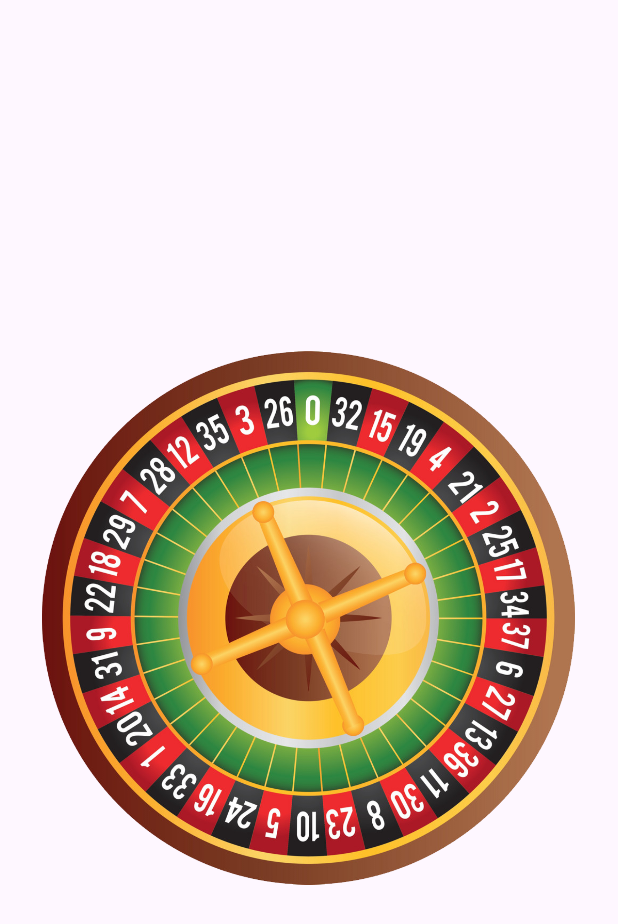
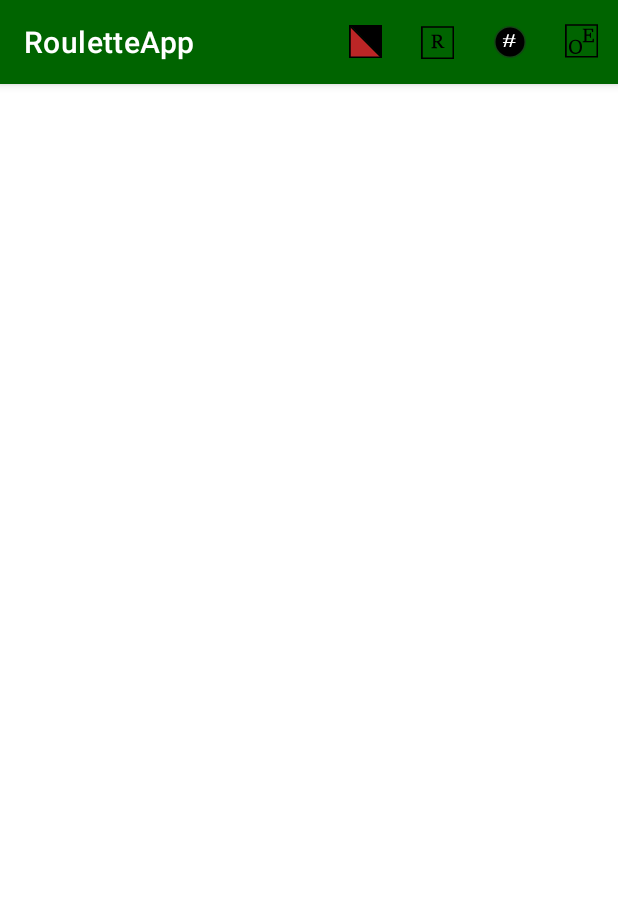
Before and after one commit to Israel-Jauregui/RouletteApp, an Android app: the screen it shows after launch (MainActivity), on a phone screen of 412 x 824 dp. Shown: the top 924 px of the screen. Run offline under Robolectric (Android 15) with nearby library versions, the light colour scheme and no system bars.

Commit message:
Fixed Appbar

```diff
--- a/app/src/main/res/layout/activity_main.xml
+++ b/app/src/main/res/layout/activity_main.xml
@@ -7,22 +7,9 @@
     android:layout_height="match_parent"
     android:orientation= "vertical"
     android:gravity = "center"
+    android:fitsSystemWindows="true"
     tools:context="com.zybooks.roulette.MainActivity"
     >
-
-
-    <ImageView
-
-        android:id="@+id/rouletteTable"
-        android:layout_width="355dp"
-        android:layout_height="0dp"
-        android:layout_weight="1"
-        android:contentDescription="test"
-        android:src="@drawable/test"
-
-
-        />
-
 
 
 
--- a/app/src/main/res/menu/roulette_menu.xml
+++ b/app/src/main/res/menu/roulette_menu.xml
@@ -5,23 +5,23 @@
         android:id="@+id/action_red_black"
         android:title="@string/action_red_black"
         android:icon="@drawable/ic_redsblack"
-        app:showAsAction="ifRoom" />
+        app:showAsAction="always" />
 
     <item
         android:id="@+id/action_range"
         android:title="@string/action_range"
         android:icon="@drawable/range"
-        app:showAsAction="ifRoom" />
+        app:showAsAction="always" />
 
     <item
         android:id="@+id/action_number"
         android:title="@string/action_number"
-        android:icon="@drawable/ic_number"
-        app:showAsAction="ifRoom" />
+        android:icon="@drawable/number"
+        app:showAsAction="always" />
 
     <item
         android:id="@+id/action_odd_even"
         android:title="@string/action_odd_even"
-        android:icon="@drawable/ic_oddseven"
-        app:showAsAction="ifRoom" />
+        android:icon="@drawable/oddseven"
+        app:showAsAction="always" />
 </menu>
--- a/app/src/main/res/values-night/themes.xml
+++ /dev/null
@@ -1,7 +0,0 @@
-<resources xmlns:tools="http://schemas.android.com/tools">
-    <!-- Base application theme. -->
-    <style name="Base.Theme.Roulette" parent="Theme.Material3.DayNight.NoActionBar">
-        <!-- Customize your dark theme here. -->
-        <!-- <item name="colorPrimary">@color/my_dark_primary</item> -->
-    </style>
-</resources>
--- a/app/src/main/res/values/colors.xml
+++ b/app/src/main/res/values/colors.xml
@@ -4,4 +4,8 @@
     <color name="white">#FFFFFFFF</color>
     <color name="red900">#D50000</color>
     <color name="DGreen">#006400</color>
+
+
+
+
 </resources>
--- a/app/src/main/res/values/themes.xml
+++ b/app/src/main/res/values/themes.xml
@@ -1,9 +1,17 @@
 <resources xmlns:tools="http://schemas.android.com/tools">
     <!-- Base application theme. -->
-    <style name="Base.Theme.Roulette" parent="Theme.Material3.DayNight.NoActionBar">
+    <style name="Base.Theme.Roulette" parent="Theme.MaterialComponents.DayNight.DarkActionBar">
         <!-- Customize your light theme here. -->
         <!-- <item name="colorPrimary">@color/my_light_primary</item> -->
+        <item name="colorPrimary">@color/DGreen</item>
+        <item name="colorPrimaryVariant">@color/DGreen</item>
+        <item name="colorOnPrimary">@color/white</item>
+        <item name="colorSecondary">@color/white</item>
+        <item name="colorSecondaryVariant">@color/white</item>
+        <item name="colorOnSecondary">@color/black</item>
+        <item name="android:statusBarColor" tools:targetApi="l">@color/DGreen</item>
     </style>
 
     <style name="Theme.Roulette" parent="Base.Theme.Roulette" />
+
 </resources>
```
Also changed, not shown: app/src/main/java/com/zybooks/roulette/MainActivity.java (+9 -1 lines), app/src/main/res/drawable/Range.svg (deleted).
